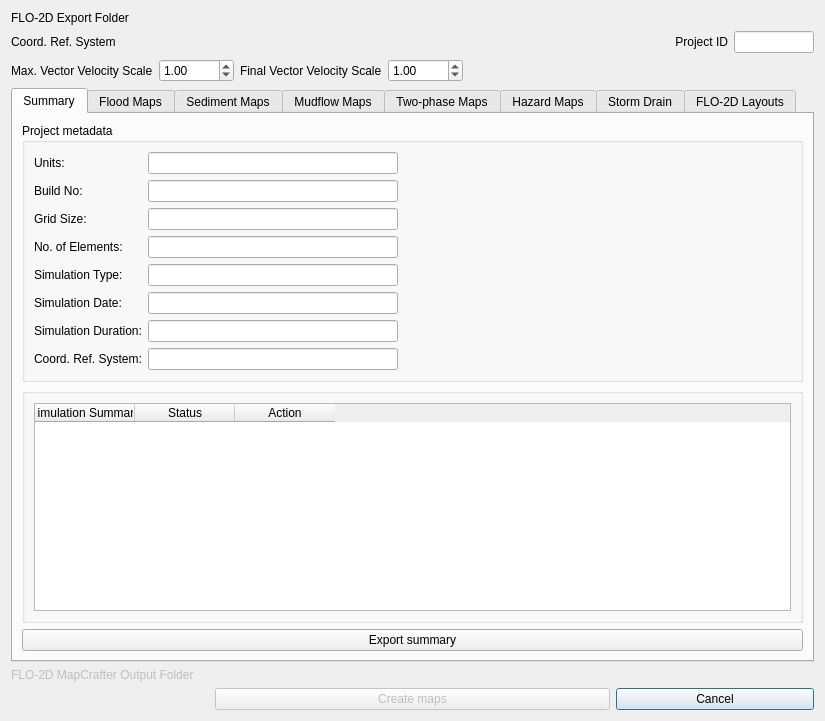
The window that flo2d_mapcrafter/flo2d_mapcrafter_dialog_base.ui (FLO-2DSoftware/FLO-2DMapCrafter) describes before a commit, drawn with Qt 5.
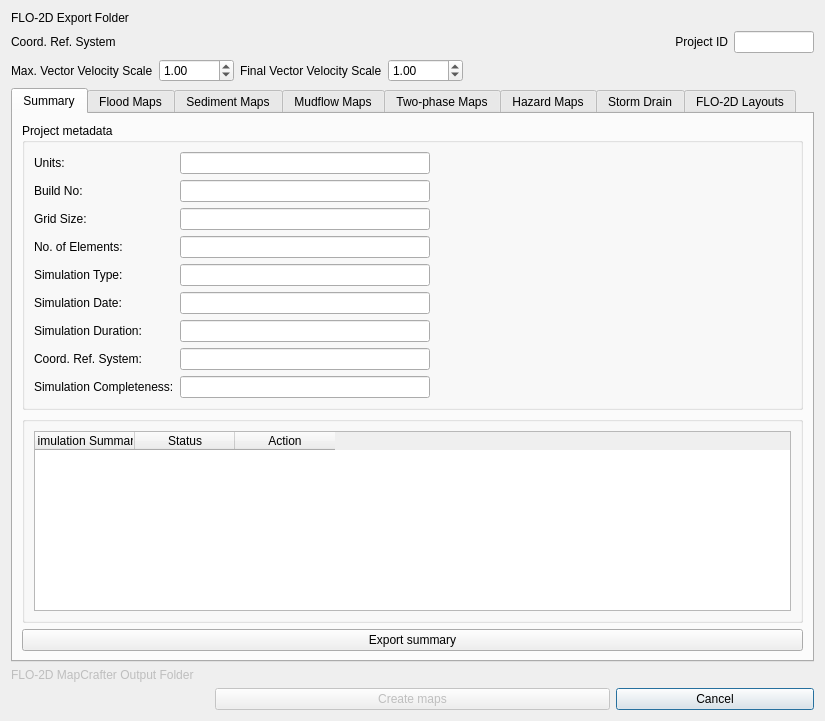
The same window after the commit. Custom widgets are drawn as their Qt base class.

Commit message: Add simulation completeness (xx of yy hours complete).

The edit to the form file:
```diff
--- a/flo2d_mapcrafter/flo2d_mapcrafter_dialog_base.ui
+++ b/flo2d_mapcrafter/flo2d_mapcrafter_dialog_base.ui
@@ -471,6 +471,26 @@
               </property>
              </widget>
             </item>
+            <item row="8" column="0">
+             <widget class="QLabel" name="lblCompleteness">
+              <property name="text">
+               <string>Simulation Completeness:</string>
+              </property>
+             </widget>
+            </item>
+            <item row="8" column="1">
+             <widget class="QLineEdit" name="sumCompleteness">
+              <property name="maximumSize">
+               <size>
+                <width>250</width>
+                <height>24</height>
+               </size>
+              </property>
+              <property name="readOnly">
+               <bool>true</bool>
+              </property>
+             </widget>
+            </item>
            </layout>
           </item>
          </layout>
```
The commit also changes 1 other file.
